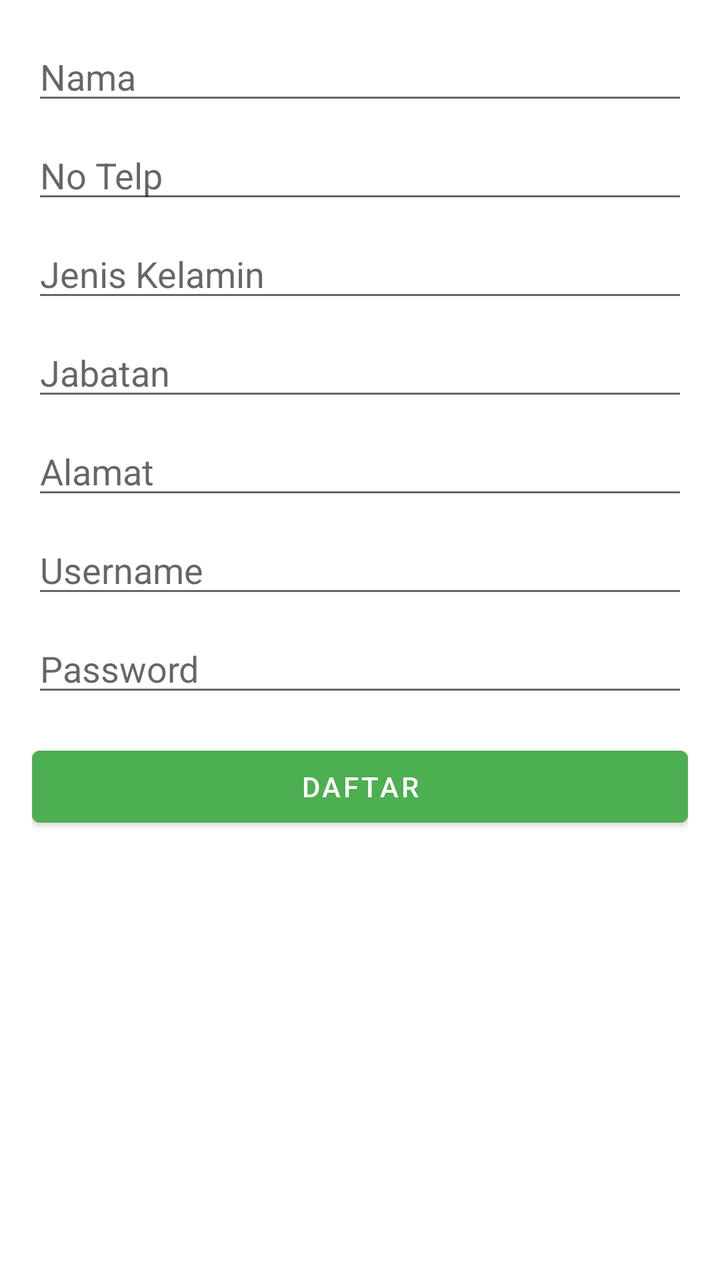
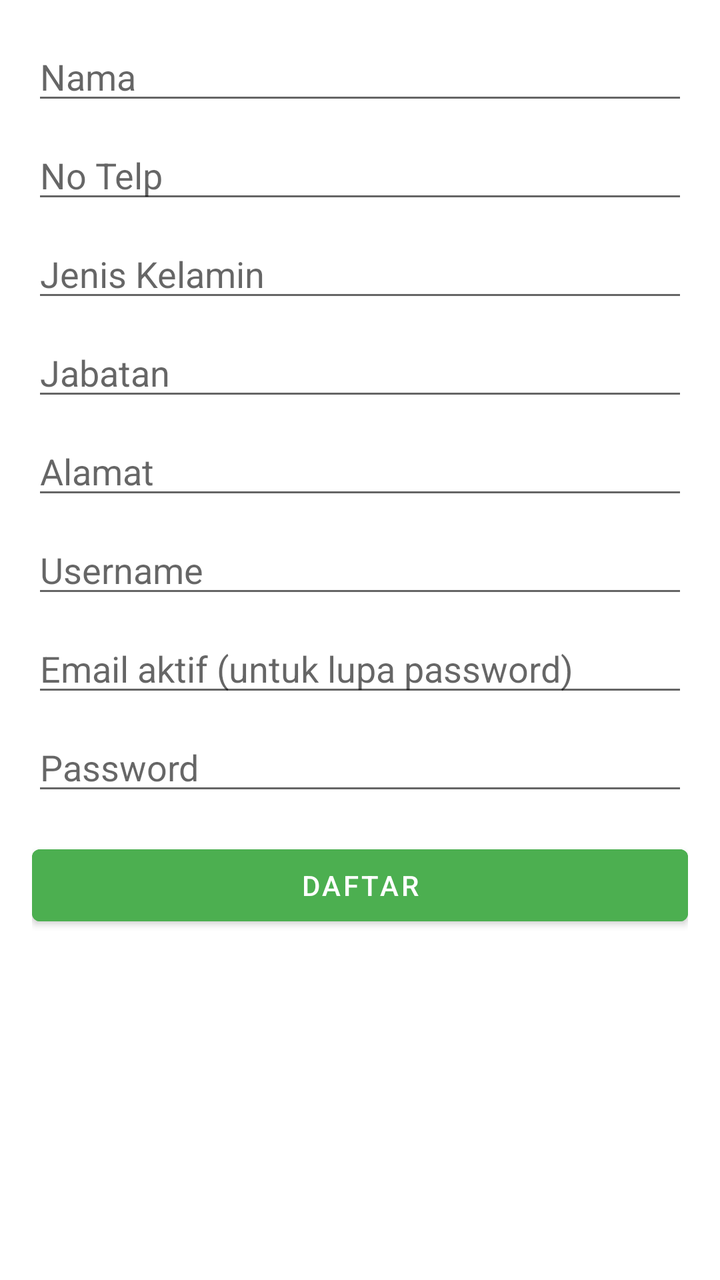

An Android layout rendered at two revisions. The XML below is the earlier revision; the diff shows what the commit changed to produce the second picture.
<!-- AndroidManifest.xml: application theme Theme.MaterialComponents.DayNight.NoActionBar -->
<!-- res/layout/activity_register.xml -->
<?xml version="1.0" encoding="utf-8"?>
<ScrollView xmlns:android="http://schemas.android.com/apk/res/android"
    android:layout_width="match_parent"
    android:layout_height="match_parent">

    <LinearLayout
        android:layout_width="match_parent"
        android:layout_height="wrap_content"
        android:orientation="vertical"
        android:padding="16dp">

        <EditText
            android:id="@+id/etNama"
            android:layout_width="match_parent"
            android:layout_height="wrap_content"
            android:hint="Nama" />

        <EditText
            android:id="@+id/etnoHp"
            android:layout_width="match_parent"
            android:layout_height="wrap_content"
            android:layout_marginTop="8dp"
            android:hint="No Telp" />

        <EditText
            android:id="@+id/etJenisKelamin"
            android:layout_width="match_parent"
            android:layout_height="wrap_content"
            android:hint="Jenis Kelamin"
            android:layout_marginTop="8dp" />

        <EditText
            android:id="@+id/etJabatan"
            android:layout_width="match_parent"
            android:layout_height="wrap_content"
            android:hint="Jabatan"
            android:layout_marginTop="8dp" />

        <EditText
            android:id="@+id/etAlamat"
            android:layout_width="match_parent"
            android:layout_height="wrap_content"
            android:hint="Alamat"
            android:layout_marginTop="8dp" />

        <EditText
            android:id="@+id/etUsernameReg"
            android:layout_width="match_parent"
            android:layout_height="wrap_content"
            android:hint="Username"
            android:layout_marginTop="8dp" />

        <EditText
            android:id="@+id/etPasswordReg"
            android:layout_width="match_parent"
            android:layout_height="wrap_content"
            android:hint="Password"
            android:inputType="textPassword"
            android:layout_marginTop="8dp" />

        <Button
            android:id="@+id/btnRegister"
            android:layout_width="match_parent"
            android:layout_height="wrap_content"
            android:layout_marginTop="16dp"
            android:backgroundTint="#4CAF50"
            android:text="Daftar" />
    </LinearLayout>
</ScrollView>
<!-- resources referenced by this layout -->
<resources>

</resources>

<!-- the commit's change to res/layout/activity_register.xml (unified diff, before → after) -->
@@ -51,6 +51,14 @@
             android:layout_marginTop="8dp" />
 
         <EditText
+            android:id="@+id/etEmailReg"
+            android:layout_width="match_parent"
+            android:layout_height="wrap_content"
+            android:hint="Email aktif (untuk lupa password)"
+            android:inputType="textEmailAddress"
+            android:layout_marginTop="8dp" />
+
+        <EditText
             android:id="@+id/etPasswordReg"
             android:layout_width="match_parent"
             android:layout_height="wrap_content"
